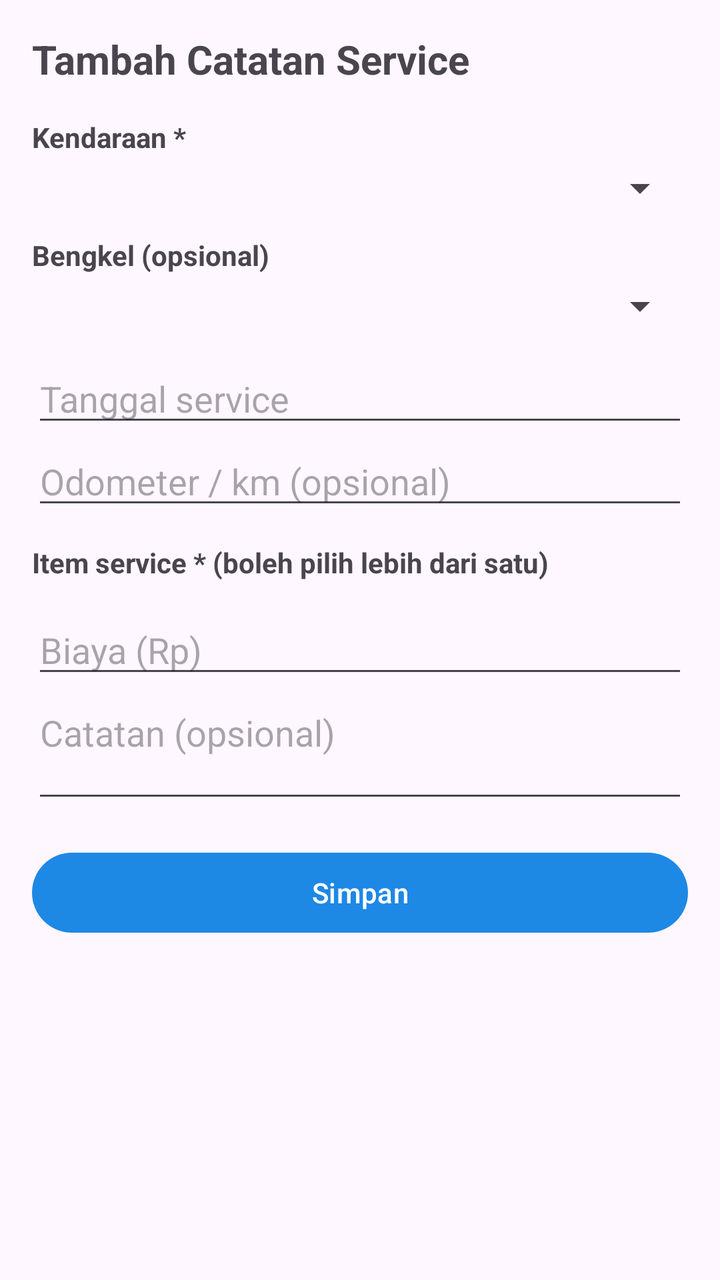
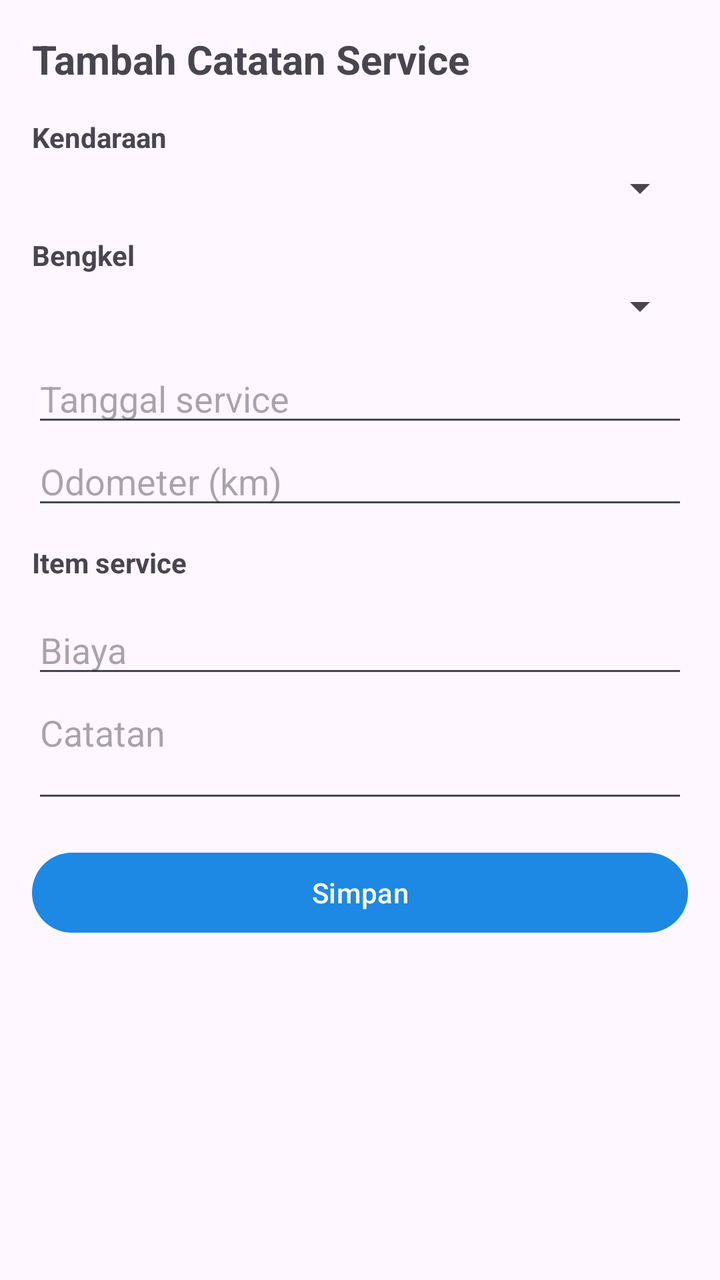

Screens rendered from an Android XML layout before and after an edit, with the pre-edit source and the edit as a unified diff.
<!-- AndroidManifest.xml: application theme Theme.OtoMemo -->
<!-- res/layout/activity_form.xml -->
<?xml version="1.0" encoding="utf-8"?>
<ScrollView xmlns:android="http://schemas.android.com/apk/res/android"
    android:layout_width="match_parent"
    android:layout_height="match_parent"
    android:fillViewport="true">

    <LinearLayout
        android:layout_width="match_parent"
        android:layout_height="wrap_content"
        android:orientation="vertical"
        android:padding="16dp">

        <TextView
            android:layout_width="match_parent"
            android:layout_height="wrap_content"
            android:layout_marginBottom="16dp"
            android:text="Tambah Catatan Service"
            android:textSize="20sp"
            android:textStyle="bold" />

        <TextView
            android:layout_width="match_parent"
            android:layout_height="wrap_content"
            android:text="Kendaraan *"
            android:textStyle="bold" />

        <Spinner
            android:id="@+id/spinnerVehicle"
            android:layout_width="match_parent"
            android:layout_height="wrap_content"
            android:layout_marginTop="4dp" />

        <TextView
            android:id="@+id/textNoVehicle"
            android:layout_width="match_parent"
            android:layout_height="wrap_content"
            android:text="Belum ada kendaraan. Tambahkan dulu lewat menu Kendaraan."
            android:textColor="#C62828"
            android:textSize="12sp"
            android:visibility="gone" />

        <TextView
            android:layout_width="match_parent"
            android:layout_height="wrap_content"
            android:layout_marginTop="12dp"
            android:text="Bengkel (opsional)"
            android:textStyle="bold" />

        <Spinner
            android:id="@+id/spinnerWorkshop"
            android:layout_width="match_parent"
            android:layout_height="wrap_content"
            android:layout_marginTop="4dp" />

        <EditText
            android:id="@+id/inputDate"
            android:layout_width="match_parent"
            android:layout_height="wrap_content"
            android:layout_marginTop="12dp"
            android:focusable="false"
            android:hint="Tanggal service"
            android:inputType="none" />

        <EditText
            android:id="@+id/inputOdometer"
            android:layout_width="match_parent"
            android:layout_height="wrap_content"
            android:hint="Odometer / km (opsional)"
            android:inputType="number" />

        <TextView
            android:layout_width="match_parent"
            android:layout_height="wrap_content"
            android:layout_marginTop="12dp"
            android:text="Item service * (boleh pilih lebih dari satu)"
            android:textStyle="bold" />

        <LinearLayout
            android:id="@+id/checkContainer"
            android:layout_width="match_parent"
            android:layout_height="wrap_content"
            android:orientation="vertical" />

        <TextView
            android:id="@+id/textNoItem"
            android:layout_width="match_parent"
            android:layout_height="wrap_content"
            android:text="Belum ada item service. Tambahkan dulu lewat menu Item."
            android:textColor="#C62828"
            android:textSize="12sp"
            android:visibility="gone" />

        <EditText
            android:id="@+id/inputCost"
            android:layout_width="match_parent"
            android:layout_height="wrap_content"
            android:layout_marginTop="12dp"
            android:hint="Biaya (Rp)"
            android:inputType="number" />

        <EditText
            android:id="@+id/inputNotes"
            android:layout_width="match_parent"
            android:layout_height="wrap_content"
            android:gravity="top"
            android:hint="Catatan (opsional)"
            android:inputType="textMultiLine"
            android:minLines="2" />

        <Button
            android:id="@+id/buttonSave"
            android:layout_width="match_parent"
            android:layout_height="wrap_content"
            android:layout_marginTop="16dp"
            android:text="@string/save" />
    </LinearLayout>
</ScrollView>
<!-- resources referenced by this layout -->
<resources>
  <string name="save">Simpan</string>
  <style name="Theme.OtoMemo" parent="Theme.Material3.Light.NoActionBar">
          <item name="colorPrimary">@color/primary</item>
          <item name="android:statusBarColor">@color/primaryDark</item>
      </style>
  <color name="primary">#1E88E5</color>
  <color name="primaryDark">#1565C0</color>
</resources>

<!-- the commit's change to res/layout/activity_form.xml (unified diff, before → after) -->
@@ -11,6 +11,7 @@
         android:padding="16dp">
 
         <TextView
+            android:id="@+id/textFormTitle"
             android:layout_width="match_parent"
             android:layout_height="wrap_content"
             android:layout_marginBottom="16dp"
@@ -21,7 +22,7 @@
         <TextView
             android:layout_width="match_parent"
             android:layout_height="wrap_content"
-            android:text="Kendaraan *"
+            android:text="Kendaraan"
             android:textStyle="bold" />
 
         <Spinner
@@ -43,7 +44,7 @@
             android:layout_width="match_parent"
             android:layout_height="wrap_content"
             android:layout_marginTop="12dp"
-            android:text="Bengkel (opsional)"
+            android:text="Bengkel"
             android:textStyle="bold" />
 
         <Spinner
@@ -65,14 +66,14 @@
             android:id="@+id/inputOdometer"
             android:layout_width="match_parent"
             android:layout_height="wrap_content"
-            android:hint="Odometer / km (opsional)"
+            android:hint="Odometer (km)"
             android:inputType="number" />
 
         <TextView
             android:layout_width="match_parent"
             android:layout_height="wrap_content"
             android:layout_marginTop="12dp"
-            android:text="Item service * (boleh pilih lebih dari satu)"
+            android:text="Item service"
             android:textStyle="bold" />
 
         <LinearLayout
@@ -95,7 +96,7 @@
             android:layout_width="match_parent"
             android:layout_height="wrap_content"
             android:layout_marginTop="12dp"
-            android:hint="Biaya (Rp)"
+            android:hint="Biaya"
             android:inputType="number" />
 
         <EditText
@@ -103,7 +104,7 @@
             android:layout_width="match_parent"
             android:layout_height="wrap_content"
             android:gravity="top"
-            android:hint="Catatan (opsional)"
+            android:hint="Catatan"
             android:inputType="textMultiLine"
             android:minLines="2" />
 
